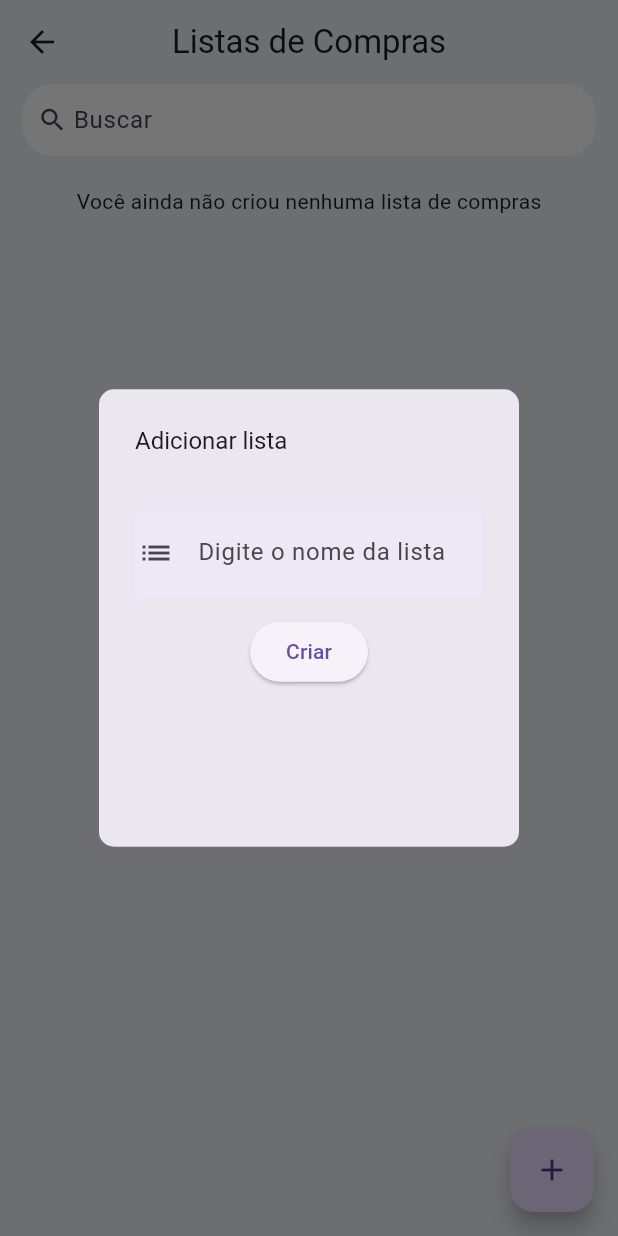
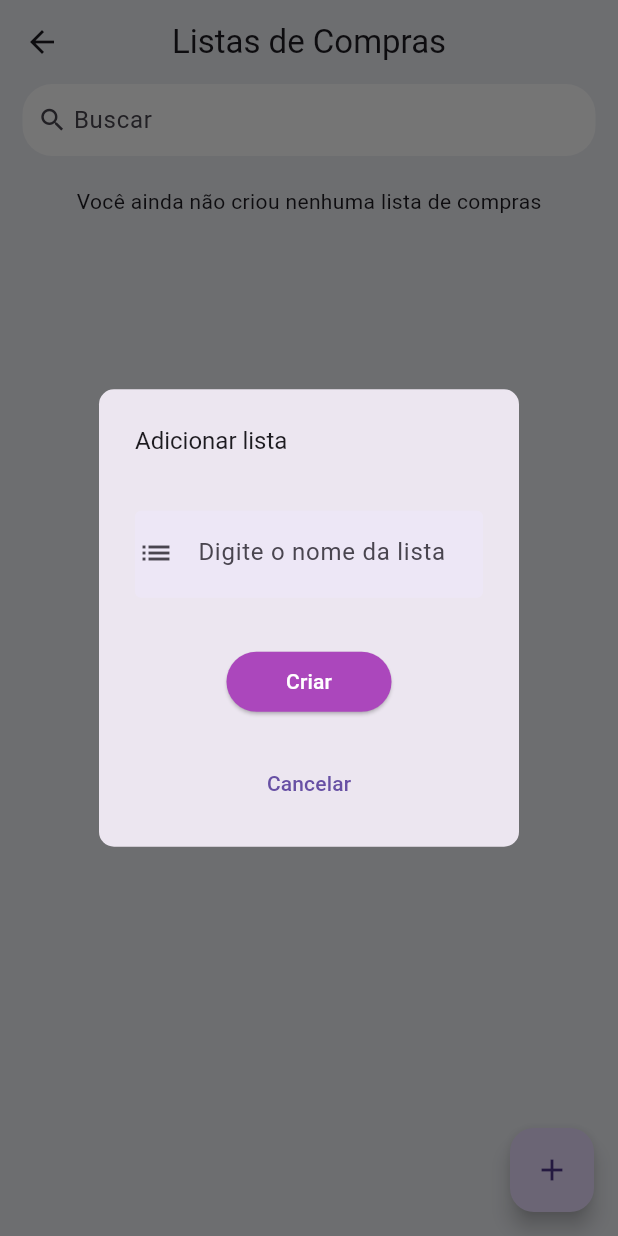
Before and after one commit to Alequeixam/Aplicativo-de-Lista-de-Compras, a Flutter app: the ListasView screen opened by its route, after a tap on the "add" icon, on a phone screen of 412 x 824 dp. Run offline on Flutter 3.47's test engine with Material 3 defaults, Android fonts, the phone set to English and light mode, and no system bars; our stand-ins replace device_preview, email_validator.

Commit message:
refactor: tudo na mesma tela

```diff
--- a/app_lista_compras/lib/view/listas_view.dart
+++ b/app_lista_compras/lib/view/listas_view.dart
@@ -15,7 +15,7 @@ class ListasView extends StatefulWidget {
 
 class _ListasViewState extends State<ListasView> {
   //Identificador do formulário
-  //final _formKey = GlobalKey<State<CriarLista>>();
+  final _formKey = GlobalKey<FormState>();
 
   final TextEditingController _nomeLista = TextEditingController();
 
@@ -108,29 +108,96 @@ class _ListasViewState extends State<ListasView> {
   }
 
   salvarNome() {
+    if (_formKey.currentState!.validate()) {
       setState(() {
         _listas.add(Lista(nome: _nomeLista.text, itens: []));
         _nomeLista.clear();
       });
-
       Navigator.pop(context);
       ScaffoldMessenger.of(context).showSnackBar(
         SnackBar(
           content: Text("Lista criada com sucesso"),
         ),
       );
-
+    }
   }
 
   criarLista() {
     showDialog(
       context: context,
       builder: (context) {
-        return CriarLista(
+        return AlertDialog(
+          shape: RoundedRectangleBorder(
+            borderRadius: BorderRadius.all(
+              Radius.circular(10.0),
+            ),
+          ),
+          title: Text(
+            "Adicionar lista",
+            style: TextStyle(
+              fontSize: 16,
+            ),
+          ),
+          content: Container(
+            height: 220,
+            child: Form(
+              key: _formKey,
+              child: Column(
+                children: [
+                  SizedBox(height: 20),
+                  Container(
+                    padding: EdgeInsets.fromLTRB(2, 0, 0, 2),
+                    decoration: BoxDecoration(
+                      borderRadius: BorderRadius.circular(4),
+                      color: Colors.deepPurple[50],
+                    ),
+                    child: TextFormField(
+                      controller: _nomeLista,
+                      decoration: InputDecoration(
+                        labelText: 'Digite o nome da lista',
+                        icon: Icon(Icons.list),
+                        border: InputBorder.none,
+                      ),
+                      validator: (lista) {
+                        if (lista == null || lista.isEmpty) {
+                          return 'Por favor, digite o nome da lista';
+                        }
+                        return null;
+                      },
+                    ),
+                  ),
+                  SizedBox(height: 32),
+                  ElevatedButton(
+                    onPressed: salvarNome,
+                    style: ElevatedButton.styleFrom(
+                      minimumSize: Size(110, 40),
+                      backgroundColor: Colors.purple[400],
+                    ),
+                    child: Text(
+                      "Criar",
+                      style: TextStyle(color: Colors.white),
+                    ),
+                  ),
+                  SizedBox(height: 20),
+                  TextButton(
+                    onPressed: () {
+                      Navigator.of(context).pop();
+                    },
+                    child: Text(
+                      "Cancelar",
+                    ),
+                  ),
+                ],
+              ),
+            ),
+          ),
+        );
+
+        /* /* CriarLista(
           controller: _nomeLista,
           onEnviar: salvarNome,
-          //formKey: _formKey,
-        );
+          //formKey: _formKey, */
+        ); */
       },
     );
   }
```
